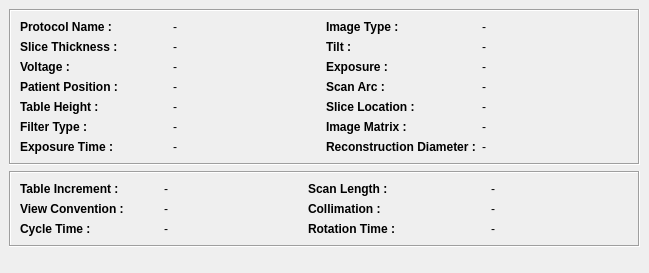
Above: starviewer/src/core/qdicomdumpctwidgetbase.ui from starviewer-medical/starviewer before the change. Below: the same form after it.
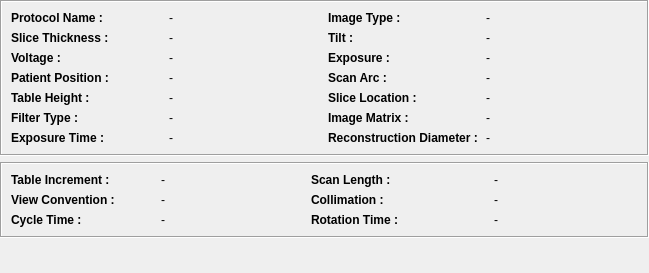
That is the form after the change.

Commit message: ENH:Millorat layouts, per una correcta visualitzacio

What changed in the file:
```diff
--- a/starviewer/src/core/qdicomdumpctwidgetbase.ui
+++ b/starviewer/src/core/qdicomdumpctwidgetbase.ui
@@ -14,7 +14,7 @@
   </property>
   <layout class="QGridLayout" >
    <property name="margin" >
-    <number>9</number>
+    <number>0</number>
    </property>
    <property name="spacing" >
     <number>6</number>
@@ -23,7 +23,7 @@
     <widget class="QFrame" name="frame" >
      <property name="minimumSize" >
       <size>
-       <width>630</width>
+       <width>0</width>
        <height>0</height>
       </size>
      </property>
@@ -354,7 +354,7 @@
     <widget class="QFrame" name="frame_2" >
      <property name="minimumSize" >
       <size>
-       <width>630</width>
+       <width>0</width>
        <height>0</height>
       </size>
      </property>
```
The commit also changes 4 other files.
